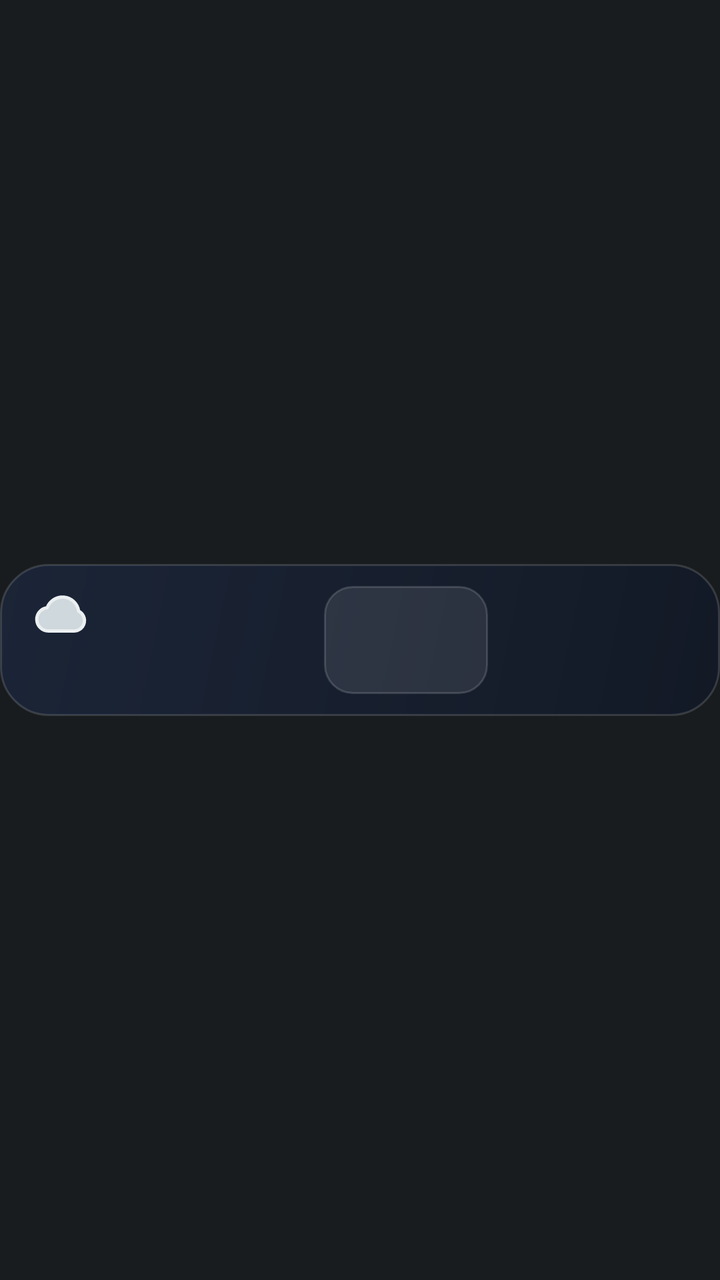
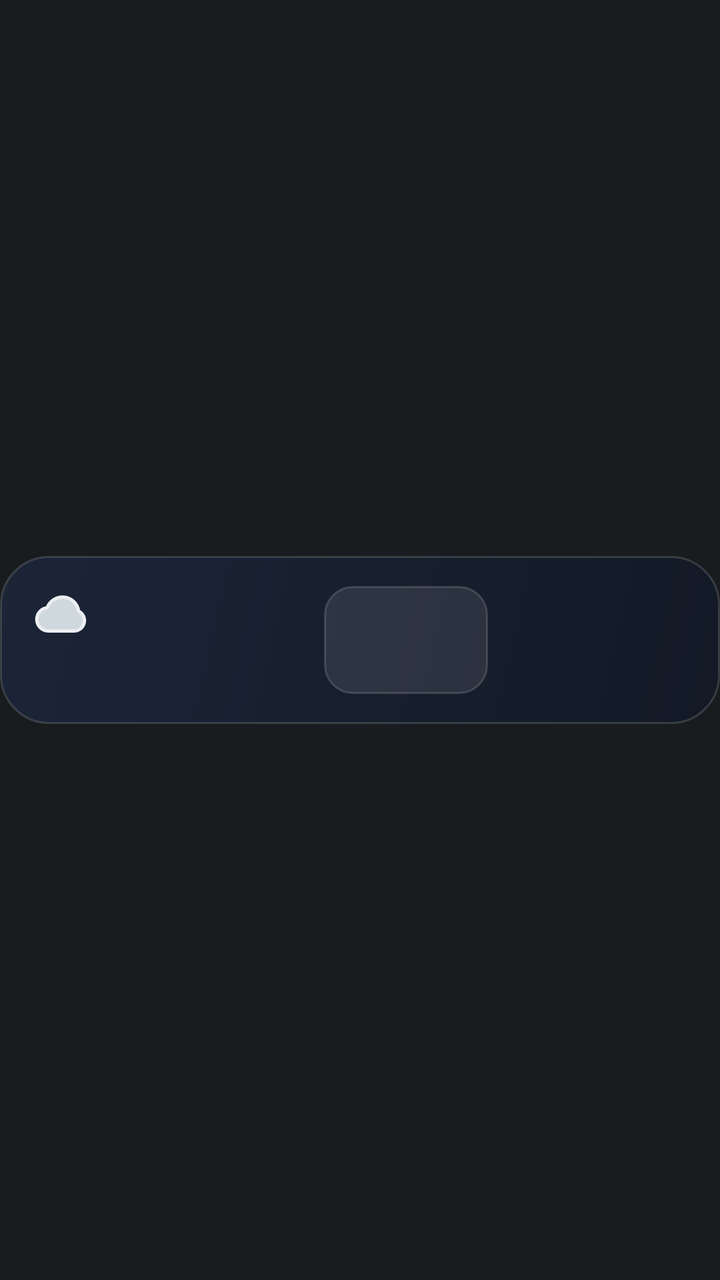

Before-and-after screenshots of an Android layout around one commit, followed by the original layout XML and the change that was made.
<!-- AndroidManifest.xml: application theme Theme.AtAGlancePlus -->
<!-- res/layout/card_weather_grid.xml -->
<?xml version="1.0" encoding="utf-8"?>
<FrameLayout xmlns:android="http://schemas.android.com/apk/res/android"
    android:id="@+id/card_root"
    style="@style/AagCardRoot">

    <FrameLayout
        android:id="@+id/weather_scene"
        android:layout_width="match_parent"
        android:layout_height="76dp"
        android:layout_gravity="center_vertical"
        android:background="@drawable/card_scene_shape"
        android:clipToOutline="true"
        android:visibility="gone">

        <ImageView
            android:id="@+id/scene_sky"
            android:layout_width="match_parent"
            android:layout_height="match_parent"
            android:contentDescription="@null"
            android:scaleType="fitXY" />

        <ImageView
            android:id="@+id/scene_a"
            android:layout_width="match_parent"
            android:layout_height="match_parent"
            android:contentDescription="@null"
            android:scaleType="fitXY"
            android:visibility="gone" />

        <ImageView
            android:id="@+id/scene_b"
            android:layout_width="match_parent"
            android:layout_height="match_parent"
            android:contentDescription="@null"
            android:scaleType="fitXY"
            android:visibility="gone" />

        <ImageView
            android:id="@+id/scene_c"
            android:layout_width="match_parent"
            android:layout_height="match_parent"
            android:contentDescription="@null"
            android:scaleType="fitXY"
            android:visibility="gone" />

        <ProgressBar
            android:id="@+id/scene_anim_sun"
            android:layout_width="match_parent"
            android:layout_height="match_parent"
            android:indeterminate="true"
            android:indeterminateDrawable="@drawable/avd_scene_sun"
            android:indeterminateOnly="true"
            android:maxHeight="400dp"
            android:maxWidth="2000dp"
            android:minHeight="0dp"
            android:minWidth="0dp"
            android:visibility="gone" />

        <ProgressBar
            android:id="@+id/scene_anim_stars"
            android:layout_width="match_parent"
            android:layout_height="match_parent"
            android:indeterminate="true"
            android:indeterminateDrawable="@drawable/avd_scene_stars"
            android:indeterminateOnly="true"
            android:maxHeight="400dp"
            android:maxWidth="2000dp"
            android:minHeight="0dp"
            android:minWidth="0dp"
            android:visibility="gone" />

        <ProgressBar
            android:id="@+id/scene_anim_clouds_light"
            android:layout_width="match_parent"
            android:layout_height="match_parent"
            android:indeterminate="true"
            android:indeterminateDrawable="@drawable/avd_scene_clouds_light"
            android:indeterminateOnly="true"
            android:maxHeight="400dp"
            android:maxWidth="2000dp"
            android:minHeight="0dp"
            android:minWidth="0dp"
            android:visibility="gone" />

        <ProgressBar
            android:id="@+id/scene_anim_clouds_light_night"
            android:layout_width="match_parent"
            android:layout_height="match_parent"
            android:indeterminate="true"
            android:indeterminateDrawable="@drawable/avd_scene_clouds_light_night"
            android:indeterminateOnly="true"
            android:maxHeight="400dp"
            android:maxWidth="2000dp"
            android:minHeight="0dp"
            android:minWidth="0dp"
            android:visibility="gone" />

        <ProgressBar
            android:id="@+id/scene_anim_clouds_heavy"
            android:layout_width="match_parent"
            android:layout_height="match_parent"
            android:indeterminate="true"
            android:indeterminateDrawable="@drawable/avd_scene_clouds_heavy"
            android:indeterminateOnly="true"
            android:maxHeight="400dp"
            android:maxWidth="2000dp"
            android:minHeight="0dp"
            android:minWidth="0dp"
            android:visibility="gone" />

        <ProgressBar
            android:id="@+id/scene_anim_clouds_heavy_night"
            android:layout_width="match_parent"
            android:layout_height="match_parent"
            android:indeterminate="true"
            android:indeterminateDrawable="@drawable/avd_scene_clouds_heavy_night"
            android:indeterminateOnly="true"
            android:maxHeight="400dp"
            android:maxWidth="2000dp"
            android:minHeight="0dp"
            android:minWidth="0dp"
            android:visibility="gone" />

        <ProgressBar
            android:id="@+id/scene_anim_fog"
            android:layout_width="match_parent"
            android:layout_height="match_parent"
            android:indeterminate="true"
            android:indeterminateDrawable="@drawable/avd_scene_fog"
            android:indeterminateOnly="true"
            android:maxHeight="400dp"
            android:maxWidth="2000dp"
            android:minHeight="0dp"
            android:minWidth="0dp"
            android:visibility="gone" />

        <ProgressBar
            android:id="@+id/scene_anim_rain"
            android:layout_width="match_parent"
            android:layout_height="match_parent"
            android:indeterminate="true"
            android:indeterminateDrawable="@drawable/avd_scene_rain"
            android:indeterminateOnly="true"
            android:maxHeight="400dp"
            android:maxWidth="2000dp"
            android:minHeight="0dp"
            android:minWidth="0dp"
            android:visibility="gone" />

        <ProgressBar
            android:id="@+id/scene_anim_snow"
            android:layout_width="match_parent"
            android:layout_height="match_parent"
            android:indeterminate="true"
            android:indeterminateDrawable="@drawable/avd_scene_snow"
            android:indeterminateOnly="true"
            android:maxHeight="400dp"
            android:maxWidth="2000dp"
            android:minHeight="0dp"
            android:minWidth="0dp"
            android:visibility="gone" />

        <ProgressBar
            android:id="@+id/scene_anim_bolt"
            android:layout_width="match_parent"
            android:layout_height="match_parent"
            android:indeterminate="true"
            android:indeterminateDrawable="@drawable/avd_scene_bolt"
            android:indeterminateOnly="true"
            android:maxHeight="400dp"
            android:maxWidth="2000dp"
            android:minHeight="0dp"
            android:minWidth="0dp"
            android:visibility="gone" />
    </FrameLayout>

    <LinearLayout
        android:id="@+id/card_body"
        style="@style/AagCardBody"
        android:background="@drawable/card_bg_weather_cloudy"
        android:gravity="center_vertical"
        android:orientation="horizontal"
        android:paddingTop="8dp"
        android:paddingEnd="14dp"
        android:paddingBottom="8dp">

        
        <LinearLayout
            android:id="@+id/weather_left"
            android:layout_width="0dp"
            android:layout_height="wrap_content"
            android:layout_weight="1"
            android:gravity="center_vertical"
            android:orientation="vertical">

            <LinearLayout
                android:layout_width="match_parent"
                android:layout_height="wrap_content"
                android:gravity="center_vertical"
                android:orientation="horizontal">

                <ImageView
                    android:id="@+id/weather_icon"
                    android:layout_width="28dp"
                    android:layout_height="28dp"
                    android:contentDescription="@null"
                    android:src="@drawable/ic_weather_cloudy" />

                <TextView
                    android:id="@+id/weather_temp"
                    android:layout_width="wrap_content"
                    android:layout_height="wrap_content"
                    android:layout_marginStart="6dp"
                    android:fontFamily="sans-serif-medium"
                    android:includeFontPadding="false"
                    android:singleLine="true"
                    android:textColor="#FFFFFFFF"
                    android:textSize="28sp" />

                <LinearLayout
                    android:layout_width="0dp"
                    android:layout_height="wrap_content"
                    android:layout_marginStart="10dp"
                    android:layout_weight="1"
                    android:orientation="vertical">

                    <TextView
                android:id="@+id/weather_title"
                android:layout_width="match_parent"
                android:layout_height="19dp"
                android:autoSizeMaxTextSize="15sp"
                android:autoSizeMinTextSize="10sp"
                android:autoSizeStepGranularity="0.5sp"
                android:autoSizeTextType="uniform"
                android:fontFamily="sans-serif-medium"
                android:gravity="start|center_vertical"
                android:includeFontPadding="false"
                android:maxLines="1"
                android:textColor="#FFFFFFFF" />

                    <TextView
                android:id="@+id/weather_detail"
                android:layout_width="match_parent"
                android:layout_height="15dp"
                android:autoSizeMaxTextSize="11.5sp"
                android:autoSizeMinTextSize="7sp"
                android:autoSizeStepGranularity="0.5sp"
                android:autoSizeTextType="uniform"
                android:fontFamily="sans-serif"
                android:gravity="start|center_vertical"
                android:includeFontPadding="false"
                android:maxLines="1"
                android:textColor="#FFC4C6D0" />
                </LinearLayout>
            </LinearLayout>

            <LinearLayout
                android:id="@+id/complications_anchor"
                android:layout_width="match_parent"
                android:layout_height="22dp"
                android:layout_marginTop="3dp"
                android:orientation="horizontal" />
        </LinearLayout>

        
        <LinearLayout
            android:id="@+id/forecast"
            android:layout_width="82dp"
            android:layout_height="54dp"
            android:layout_marginStart="6dp"
            android:layout_marginEnd="6dp"
            android:background="@drawable/forecast_box_bg"
            android:gravity="center"
            android:orientation="vertical"
            android:paddingStart="6dp"
            android:paddingEnd="6dp">

            <LinearLayout
                android:layout_width="match_parent"
                android:layout_height="22dp"
                android:gravity="center_vertical"
                android:orientation="horizontal">

                <TextView
                android:id="@+id/f1_time"
                android:layout_width="0dp"
                android:layout_height="14dp"
                android:autoSizeMaxTextSize="10.5sp"
                android:autoSizeMinTextSize="7sp"
                android:autoSizeStepGranularity="0.5sp"
                android:autoSizeTextType="uniform"
                android:fontFamily="sans-serif"
                android:gravity="start|center_vertical"
                android:includeFontPadding="false"
                android:maxLines="1"
                android:textColor="#FFC4C6D0"
                android:layout_weight="1" />

                <ImageView
                    android:id="@+id/f1_icon"
                    android:layout_width="14dp"
                    android:layout_height="14dp"
                    android:layout_marginStart="3dp"
                    android:contentDescription="@null" />

                <TextView
                android:id="@+id/f1_temp"
                android:layout_width="24dp"
                android:layout_height="15dp"
                android:autoSizeMaxTextSize="12sp"
                android:autoSizeMinTextSize="8sp"
                android:autoSizeStepGranularity="0.5sp"
                android:autoSizeTextType="uniform"
                android:fontFamily="sans-serif-medium"
                android:gravity="end|center_vertical"
                android:includeFontPadding="false"
                android:maxLines="1"
                android:textColor="#FFFFFFFF"
                android:layout_marginStart="3dp" />
            </LinearLayout>

            <LinearLayout
                android:layout_width="match_parent"
                android:layout_height="22dp"
                android:layout_marginTop="2dp"
                android:gravity="center_vertical"
                android:orientation="horizontal">

                <TextView
                android:id="@+id/f2_time"
                android:layout_width="0dp"
                android:layout_height="14dp"
                android:autoSizeMaxTextSize="10.5sp"
                android:autoSizeMinTextSize="7sp"
                android:autoSizeStepGranularity="0.5sp"
                android:autoSizeTextType="uniform"
                android:fontFamily="sans-serif"
                android:gravity="start|center_vertical"
                android:includeFontPadding="false"
                android:maxLines="1"
                android:textColor="#FFC4C6D0"
                android:layout_weight="1" />

                <ImageView
                    android:id="@+id/f2_icon"
                    android:layout_width="14dp"
                    android:layout_height="14dp"
                    android:layout_marginStart="3dp"
                    android:contentDescription="@null" />

                <TextView
                android:id="@+id/f2_temp"
                android:layout_width="24dp"
                android:layout_height="15dp"
                android:autoSizeMaxTextSize="12sp"
                android:autoSizeMinTextSize="8sp"
                android:autoSizeStepGranularity="0.5sp"
                android:autoSizeTextType="uniform"
                android:fontFamily="sans-serif-medium"
                android:gravity="end|center_vertical"
                android:includeFontPadding="false"
                android:maxLines="1"
                android:textColor="#FFFFFFFF"
                android:layout_marginStart="3dp" />
            </LinearLayout>
        </LinearLayout>

        <LinearLayout
            android:layout_width="96dp"
            android:layout_height="54dp"
            android:gravity="center_vertical"
            android:orientation="vertical">

            <LinearLayout
                android:id="@+id/complications"
                android:layout_width="match_parent"
                android:layout_height="27dp"
                android:orientation="horizontal" />

            <LinearLayout
                android:id="@+id/complications_2"
                android:layout_width="match_parent"
                android:layout_height="27dp"
                android:orientation="horizontal" />
        </LinearLayout>
    </LinearLayout>

    
    <ImageView
        android:id="@+id/hold_bar"
        android:layout_width="match_parent"
        android:layout_height="76dp"
        android:layout_gravity="center_vertical"
        android:contentDescription="@null"
        android:duplicateParentState="true"
        android:scaleType="fitXY"
        android:src="@drawable/hold_bar_amber_400" />
</FrameLayout>
<!-- resources referenced by this layout -->
<resources>
  <!-- drawable card_bg_weather_cloudy (drawable) -->
  <?xml version="1.0" encoding="utf-8"?>
  <shape xmlns:android="http://schemas.android.com/apk/res/android" android:shape="rectangle">
      <gradient android:angle="315" android:startColor="#F01B2538" android:endColor="#F0121926" android:type="linear" />
      <stroke android:width="1dp" android:color="#24FFFFFF" />
      <corners android:radius="24dp" />
  </shape>
  <!-- drawable card_scene_shape (drawable) -->
  <?xml version="1.0" encoding="utf-8"?>
  <shape xmlns:android="http://schemas.android.com/apk/res/android" android:shape="rectangle">
      <solid android:color="#FF0F172A" />
      <corners android:radius="24dp" />
  </shape>
  <!-- drawable forecast_box_bg (drawable) -->
  <?xml version="1.0" encoding="utf-8"?>
  <shape xmlns:android="http://schemas.android.com/apk/res/android" android:shape="rectangle">
      <solid android:color="#18FFFFFF" />
      <stroke android:width="1dp" android:color="#26FFFFFF" />
      <corners android:radius="14dp" />
  </shape>
  <!-- drawable hold_bar_amber_400 (drawable) -->
  <?xml version="1.0" encoding="utf-8"?>
  <animated-selector xmlns:android="http://schemas.android.com/apk/res/android">
      <item
          android:id="@+id/hold_pressed"
          android:drawable="@drawable/hold_bar_amber_full"
          android:state_pressed="true" />
      <item
          android:id="@+id/hold_idle"
          android:drawable="@drawable/hold_bar_empty" />
      <transition
          android:drawable="@drawable/avd_hold_amber_400"
          android:fromId="@id/hold_idle"
          android:toId="@id/hold_pressed" />
  </animated-selector>
  <!-- drawable ic_weather_cloudy (drawable) -->
  <?xml version="1.0" encoding="utf-8"?>
  <vector xmlns:android="http://schemas.android.com/apk/res/android"
      android:width="28dp"
      android:height="28dp"
      android:viewportWidth="24"
      android:viewportHeight="24">
      <path android:pathData="M17.5,19H7a5,5 0 0 1-.5,-9.97A7,7 0 0 1 20,10.5a4.5,4.5 0 0 1-2.5,8.5Z"
          android:fillColor="#FFCFD8DC"
          android:strokeColor="#FFECEFF1"
          android:strokeWidth="1.4"
          android:strokeLineCap="round"
          android:strokeLineJoin="round" />
  </vector>
  <style name="AagCardBody">
          <item name="android:layout_width">match_parent</item>
          <item name="android:layout_height">76dp</item>
          <item name="android:layout_gravity">center_vertical</item>
          <item name="android:paddingStart">16dp</item>
          <item name="android:paddingEnd">18dp</item>
      </style>
  <style name="AagCardRoot">
          <item name="android:layout_width">match_parent</item>
          <item name="android:layout_height">88dp</item>
          <item name="android:clipChildren">false</item>
          <item name="android:clipToPadding">false</item>
      </style>
  <style name="Theme.AtAGlancePlus" parent="android:Theme.DeviceDefault.NoActionBar">
          <item name="android:windowLightStatusBar">false</item>
      </style>
  <!-- drawable hold_bar_empty (drawable) -->
  <?xml version="1.0" encoding="utf-8"?>
  <vector xmlns:android="http://schemas.android.com/apk/res/android"
      android:width="380dp"
      android:height="76dp"
      android:viewportWidth="380"
      android:viewportHeight="76">
      <path
          android:name="ring"
          android:pathData="M190.0,1.25 H356 A22.75,22.75 0 0 1 378.75,24 V52 A22.75,22.75 0 0 1 356,74.75 H24 A22.75,22.75 0 0 1 1.25,52 V24 A22.75,22.75 0 0 1 24,1.25 Z"
          android:strokeColor="#00000000"
          android:strokeLineCap="round"
          android:strokeWidth="2.5"
          android:trimPathEnd="0" />
  </vector>
  <!-- unchanged entries left out for length: 13 -->
</resources>

<!-- the commit's change to res/layout/card_weather_grid.xml (unified diff, before → after) -->
@@ -6,7 +6,7 @@
     <FrameLayout
         android:id="@+id/weather_scene"
         android:layout_width="match_parent"
-        android:layout_height="76dp"
+        android:layout_height="@dimen/card_body_height"
         android:layout_gravity="center_vertical"
         android:background="@drawable/card_scene_shape"
         android:clipToOutline="true"
@@ -389,7 +389,7 @@
     <ImageView
         android:id="@+id/hold_bar"
         android:layout_width="match_parent"
-        android:layout_height="76dp"
+        android:layout_height="@dimen/card_body_height"
         android:layout_gravity="center_vertical"
         android:contentDescription="@null"
         android:duplicateParentState="true"
<!-- resource entries referenced after the edit -->
@@ -1,5 +1,6 @@
 <!-- resources referenced by this layout -->
 <resources>
+  <dimen name="card_body_height">84dp</dimen>
   <!-- drawable card_bg_weather_cloudy (drawable) -->
   <?xml version="1.0" encoding="utf-8"?>
   <shape xmlns:android="http://schemas.android.com/apk/res/android" android:shape="rectangle">
@@ -51,7 +52,7 @@
   </vector>
   <style name="AagCardBody">
           <item name="android:layout_width">match_parent</item>
-          <item name="android:layout_height">76dp</item>
+          <item name="android:layout_height">@dimen/card_body_height</item>
           <item name="android:layout_gravity">center_vertical</item>
           <item name="android:paddingStart">16dp</item>
           <item name="android:paddingEnd">18dp</item>
